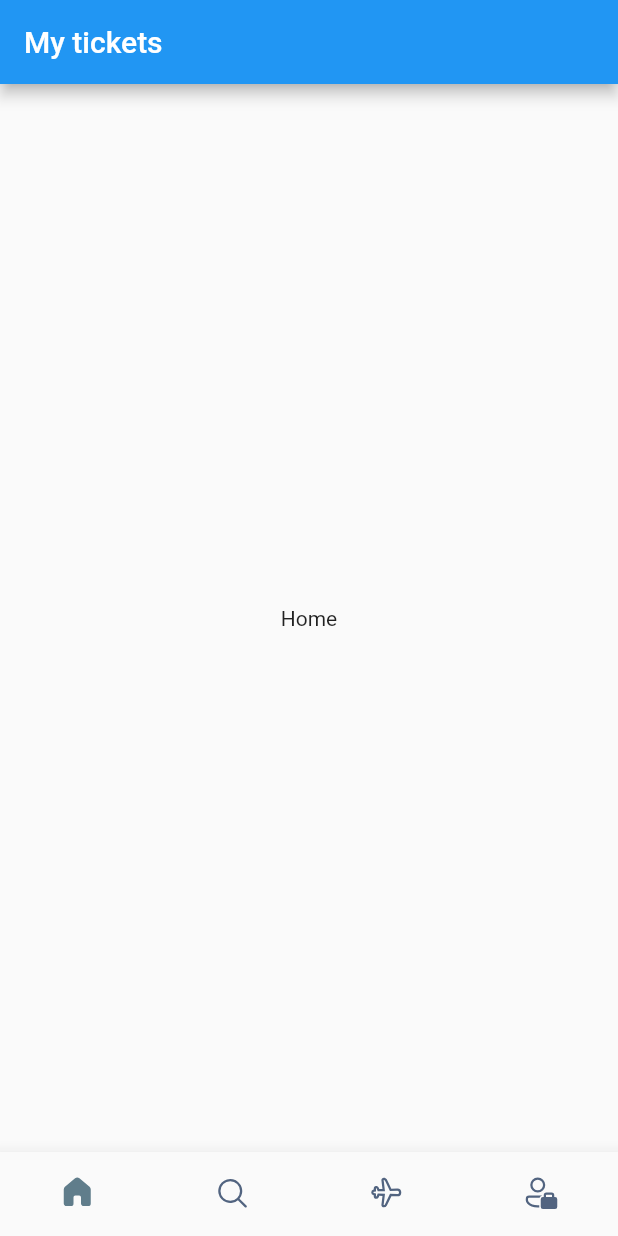
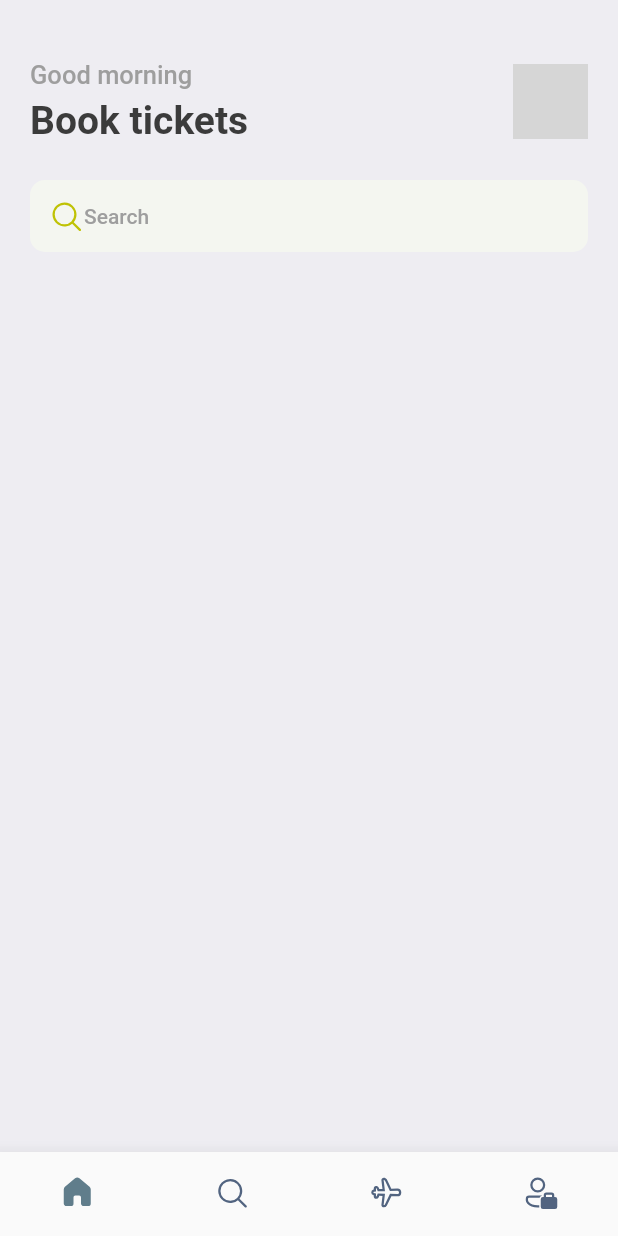
Before and after one commit to amilaheric/bookTicket, a Flutter app: the screen it shows after launch, on a phone screen of 412 x 824 dp. Run offline on Flutter 3.47's test engine with Material 2 defaults, Android fonts, the light colour scheme and no system bars; our stand-ins replace fluentui_icons, gap; grey boxes are pictures that could not be loaded.

Commit message:
search and titles

```diff
--- a/lib/main.dart
+++ b/lib/main.dart
@@ -1,5 +1,6 @@
 import 'package:flutter/material.dart';
 import 'package:flutterappnew/screens/bottom_bar.dart';
+import 'package:flutterappnew/utilis/app_styles.dart';
 
 void main() {
   runApp(const MyApp());
@@ -10,9 +11,10 @@ class MyApp extends StatelessWidget {
   @override
   Widget build(BuildContext context) {
     return MaterialApp(
+      debugShowCheckedModeBanner: false,
       title: 'Flutter Demo',
       theme: ThemeData(
-        primarySwatch: Colors.blue,
+        primaryColor: primary,
       ),
       home: const BottomBar(),
     );
--- a/lib/screens/bottom_bar.dart
+++ b/lib/screens/bottom_bar.dart
@@ -2,6 +2,7 @@ import 'package:fluentui_icons/fluentui_icons.dart';
 import 'package:flutter/material.dart';
 import 'package:flutter/src/widgets/container.dart';
 import 'package:flutter/src/widgets/framework.dart';
+import 'package:flutterappnew/screens/home_screen.dart';
 
 class BottomBar extends StatefulWidget {
   const BottomBar({super.key});
@@ -13,7 +14,7 @@ class BottomBar extends StatefulWidget {
 class _BottomBarState extends State<BottomBar> {
   int _selectedIndex = 0;
   static final List<Widget> _widgetOptions = <Widget>[
-    const Text("Home"),
+    HomeScreen(),
     const Text("Search"),
     const Text("Tickets"),
     const Text("Profile"),
@@ -28,9 +29,6 @@ class _BottomBarState extends State<BottomBar> {
   @override
   Widget build(BuildContext context) {
     return Scaffold(
-      appBar: AppBar(
-        title: const Text("My tickets"),
-      ),
       body: Center(child: _widgetOptions[_selectedIndex]),
       bottomNavigationBar: BottomNavigationBar(
         currentIndex: _selectedIndex,
--- /dev/null
+++ b/lib/screens/home_screen.dart
@@ -0,0 +1,79 @@
+import 'package:fluentui_icons/fluentui_icons.dart';
+import 'package:flutter/cupertino.dart';
+import 'package:flutter/material.dart';
+import 'package:flutter/src/widgets/container.dart';
+import 'package:flutter/src/widgets/framework.dart';
+import 'package:flutterappnew/utilis/app_styles.dart';
+import 'package:gap/gap.dart';
+
+class HomeScreen extends StatelessWidget {
+  const HomeScreen({super.key});
+
+  @override
+  Widget build(BuildContext context) {
+    return Scaffold(
+      backgroundColor: Styles.bgColor,
+      body: ListView(
+        children: [
+          Container(
+            padding: const EdgeInsets.symmetric(horizontal: 20),
+            child: Column(
+              children: [
+                const Gap(40),
+                Row(
+                  mainAxisAlignment: MainAxisAlignment.spaceBetween,
+                  children: [
+                    Column(
+                      crossAxisAlignment: CrossAxisAlignment.start,
+                      children: [
+                        Text(
+                          "Good morning",
+                          style: Styles.headLineStyle3,
+                        ),
+                        const Gap(5),
+                        Text(
+                          "Book tickets",
+                          style: Styles.headLineStyle,
+                        ),
+                      ],
+                    ),
+                    Container(
+                      height: 50,
+                      width: 50,
+                      decoration: BoxDecoration(
+                          borderRadius: BorderRadius.circular(10),
+                          image: const DecorationImage(
+                              fit: BoxFit.fitHeight,
+                              image:
+                                  AssetImage(".dart_tool/assets/img_1.png"))),
+                    ),
+                  ],
+                ),
+                const Gap(25),
+                Container(
+                  decoration: BoxDecoration(
+                      borderRadius: BorderRadius.circular(10),
+                      color: const Color(0xFFF4F6F0)),
+                  padding:
+                      const EdgeInsets.symmetric(horizontal: 12, vertical: 12),
+                  child: Row(
+                    children: [
+                      const Icon(
+                        FluentSystemIcons.ic_fluent_search_regular,
+                        color: Color(0xFFBFC205),
+                      ),
+                      Text(
+                        "Search",
+                        style: Styles.headLineStyle4,
+                      )
+                    ],
+                  ),
+                )
+              ],
+            ),
+          )
+        ],
+      ),
+    );
+  }
+}
--- /dev/null
+++ b/lib/utilis/app_styles.dart
@@ -0,0 +1,22 @@
+import 'package:flutter/animation.dart';
+import 'package:flutter/cupertino.dart';
+import 'package:flutter/material.dart';
+
+Color primary = const Color(0xFF687daf);
+
+class Styles {
+  static Color primaryColor = primary;
+  static Color textColor = const Color(0xFF3b3b3b);
+  static Color bgColor = const Color(0xFFeeedf2);
+  static Color orangeColor = const Color(0xFF526799);
+  static TextStyle textStyle =
+      TextStyle(fontSize: 16, color: textColor, fontWeight: FontWeight.w500);
+  static TextStyle headLineStyle =
+      TextStyle(fontSize: 26, color: textColor, fontWeight: FontWeight.bold);
+  static TextStyle headLineStyle2 =
+      TextStyle(fontSize: 21, color: textColor, fontWeight: FontWeight.bold);
+  static TextStyle headLineStyle3 = TextStyle(
+      fontSize: 17, color: Colors.grey.shade500, fontWeight: FontWeight.w500);
+  static TextStyle headLineStyle4 = TextStyle(
+      fontSize: 14, color: Colors.grey.shade500, fontWeight: FontWeight.w500);
+}
--- a/pubspec.yaml
+++ b/pubspec.yaml
@@ -37,6 +37,7 @@ dependencies:
   # Use with the CupertinoIcons class for iOS style icons.
   cupertino_icons: ^1.0.2
   fluentui_icons: ^1.0.0
+  gap: ^2.0.0
 
 dev_dependencies:
   flutter_test:
@@ -61,8 +62,8 @@ flutter:
   uses-material-design: true
 
   # To add assets to your application, add an assets section, like this:
-  # assets:
-  #   - images/a_dot_burr.jpeg
+  assets:
+    - .dart_tool/assets/
   #   - images/a_dot_ham.jpeg
 
   # An image asset can refer to one or more resolution-specific "variants", see
```
Also changed, not shown: pubspec.lock.
